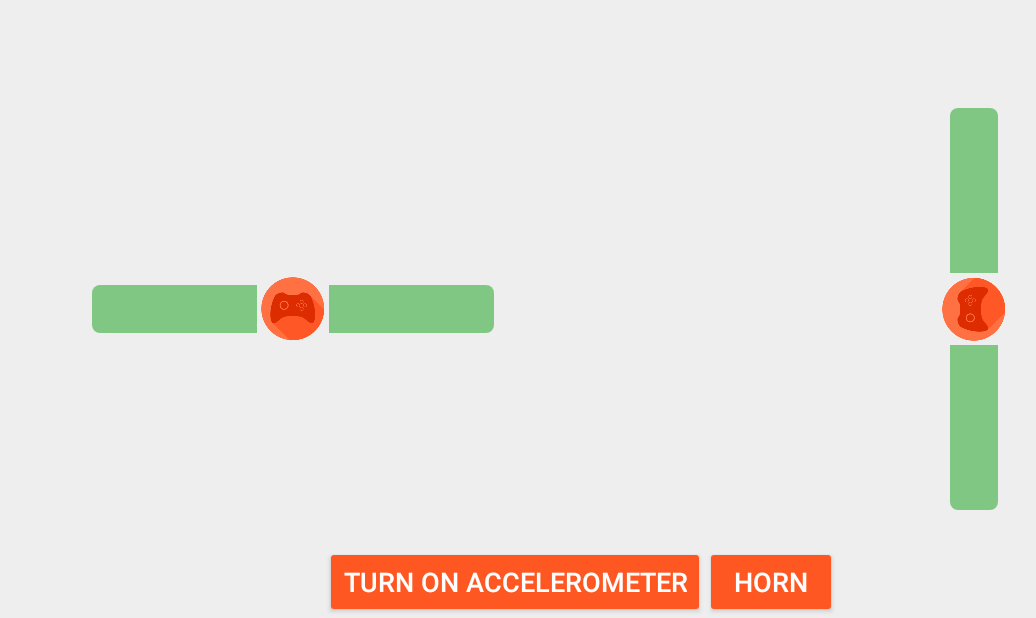
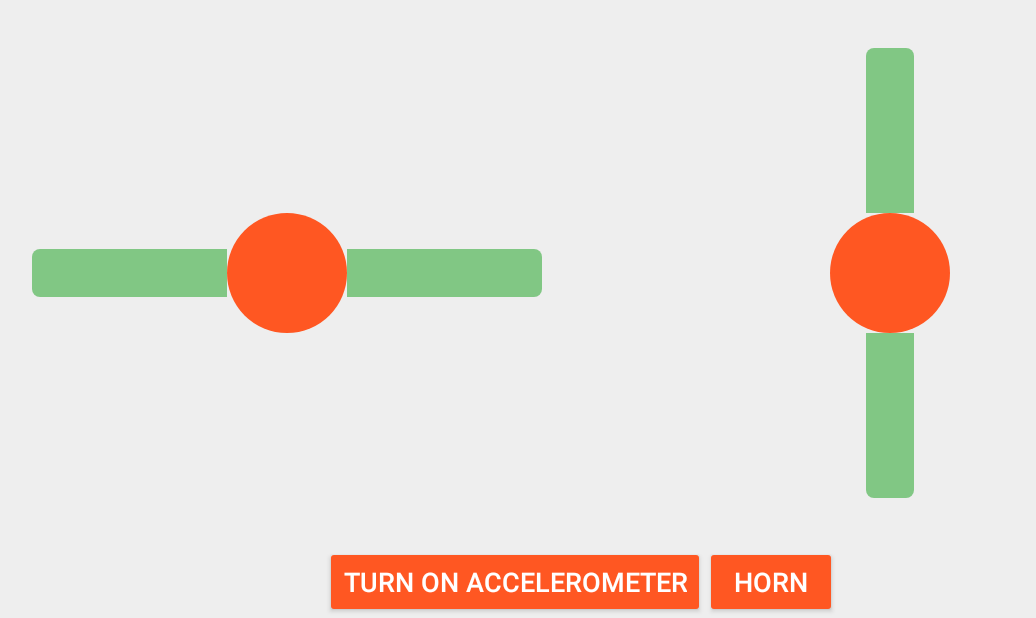
Before and after one commit to gilz688/android_rc-car, an Android app: the ControlsFragment screen opened directly, with no data from a screen before it, on a phone screen of 824 x 412 dp (held sideways). Shown: the whole screen, without its empty margins (37-1073 px from the left). Run offline under Robolectric (Android 15) with nearby library versions, the phone set to English and light mode, and no system bars; 3 statements that could not run were skipped.

Commit message:
minor UI update (changed joystick size and layout) final mcu code

```diff
--- a/RCCarClient/app/src/main/java/ph/edu/msuiit/rccarclient/discovery/DiscoveryBroadcastReceiver.java
+++ b/RCCarClient/app/src/main/java/ph/edu/msuiit/rccarclient/discovery/DiscoveryBroadcastReceiver.java
@@ -15,7 +15,7 @@ public class DiscoveryBroadcastReceiver extends BroadcastReceiver {
     public static final String EXTRA_SERVER_NAME = "serverName";
     public static final String EXTRA_SERVER_ADDRESS = "serverAddress";
     public static final String EXTRA_SERVER_PORT = "serverPort";
-    private static final String TAG = "DiscoveryBroadcastReceiver";
+    private static final String TAG = "DBroadcastReceiver";
     private DiscoveryPresenter mPresenter;
 
     public DiscoveryBroadcastReceiver(DiscoveryPresenter presenter){
--- a/RCCarClient/app/src/main/java/ph/edu/msuiit/rccarclient/discovery/DiscoveryFragment.java
+++ b/RCCarClient/app/src/main/java/ph/edu/msuiit/rccarclient/discovery/DiscoveryFragment.java
@@ -158,8 +158,9 @@ public class DiscoveryFragment extends Fragment implements DiscoveryView, Device
 
     @Override
     public void addDevice(Device device) {
-        if(mAdapter != null)
+        if(mAdapter != null) {
             mAdapter.add(device);
+        }
     }
 
     @Override
--- a/RCCarClient/app/src/main/java/ph/edu/msuiit/rccarclient/tcp/ControlsFragment.java
+++ b/RCCarClient/app/src/main/java/ph/edu/msuiit/rccarclient/tcp/ControlsFragment.java
@@ -1,6 +1,8 @@
 package ph.edu.msuiit.rccarclient.tcp;
 
+import android.content.BroadcastReceiver;
 import android.content.Context;
+import android.content.IntentFilter;
 import android.hardware.Sensor;
 import android.hardware.SensorEvent;
 import android.hardware.SensorEventListener;
@@ -8,6 +10,7 @@ import android.hardware.SensorManager;
 import android.os.Bundle;
 import android.support.annotation.Nullable;
 import android.support.v4.app.Fragment;
+import android.support.v4.content.LocalBroadcastManager;
 import android.view.LayoutInflater;
 import android.view.MotionEvent;
 import android.view.View;
@@ -18,6 +21,8 @@ import android.widget.SeekBar;
 import android.widget.ToggleButton;
 
 import ph.edu.msuiit.rccarclient.R;
+import ph.edu.msuiit.rccarclient.discovery.DiscoveryBroadcastReceiver;
+import ph.edu.msuiit.rccarclient.discovery.DiscoveryService;
 import ph.edu.msuiit.rccarclient.models.ParcelableDevice;
 import ph.edu.msuiit.rccarclient.tcp.proto.ControlsPresenter;
 import ph.edu.msuiit.rccarclient.tcp.proto.ControlsView;
@@ -44,6 +49,8 @@ public class ControlsFragment extends Fragment implements ControlsView, Controls
     private static final int MAXIMUM_ANGLE = 80;
     private static final int MINIMUM_ANGLE = -80;
 
+    // handler for received Intents for the "tcp" event
+    BroadcastReceiver mMessageReceiver;
 
     public static ControlsFragment newInstance(ParcelableDevice device) {
         ControlsFragment fragment = new ControlsFragment();
@@ -69,7 +76,7 @@ public class ControlsFragment extends Fragment implements ControlsView, Controls
     public View onCreateView(LayoutInflater inflater, @Nullable ViewGroup container, @Nullable Bundle savedInstanceState) {
         ViewGroup root = (ViewGroup) inflater.inflate(R.layout.fragment_controls,
                 null);
-
+        mMessageReceiver = new TCPBroadcastReceiver(mPresenter);
         root.setBackgroundColor(getResources().getColor(R.color.background));
 
         verticalSeekBar = (ControlsSeekBar) root.findViewById(R.id.vertical_seek_bar);
@@ -83,7 +90,6 @@ public class ControlsFragment extends Fragment implements ControlsView, Controls
         horizontalSeekBar.setMinValue(MINIMUM_ANGLE);
         horizontalSeekBar.setProgressValue(0);
         horizontalSeekBar.setOnSeekBarChangeListener(this);
-
 
         ToggleButton toggleAccelerometer = (ToggleButton) root.findViewById(R.id.toggle_accelerometer);
         toggleAccelerometer.setOnCheckedChangeListener(new CompoundButton.OnCheckedChangeListener() {
@@ -103,7 +109,7 @@ public class ControlsFragment extends Fragment implements ControlsView, Controls
         btnHorn.setOnTouchListener(new View.OnTouchListener() {
             @Override
             public boolean onTouch(View v, MotionEvent event) {
-                switch(event.getAction()) {
+                switch (event.getAction()) {
                     case MotionEvent.ACTION_DOWN:
                         mPresenter.onHornButtonTouched();
                         return true;
@@ -183,18 +189,32 @@ public class ControlsFragment extends Fragment implements ControlsView, Controls
         return output;
     }
 
-
     @Override
     public void onResume() {
         super.onResume();
+        registerReceivers();
         mPresenter.onStart(device);
     }
 
     @Override
     public void onPause() {
         super.onPause();
+        unRegisterReceivers();
         mPresenter.onEnd();
         disableAccelerometer();
+    }
+
+    public void registerReceivers(){
+        IntentFilter filter = new IntentFilter();
+        filter.addAction(TCPService.ACTION_TCP_CONNECTED);
+        filter.addAction(TCPService.ACTION_TCP_DISCONNECTED);
+        filter.addAction(TCPService.ACTION_TCP_RESPONSE);
+        LocalBroadcastManager.getInstance(getActivity()).registerReceiver(mMessageReceiver,
+                filter);
+    }
+
+    public void unRegisterReceivers() {
+        LocalBroadcastManager.getInstance(getActivity().getApplicationContext()).unregisterReceiver(mMessageReceiver);
     }
 
     @Override
@@ -228,4 +248,9 @@ public class ControlsFragment extends Fragment implements ControlsView, Controls
                 break;
         }
     }
+
+    @Override
+    public void closeView() {
+        getActivity().finish();
+    }
 }
--- a/RCCarClient/app/src/main/java/ph/edu/msuiit/rccarclient/tcp/proto/ControlsPresenter.java
+++ b/RCCarClient/app/src/main/java/ph/edu/msuiit/rccarclient/tcp/proto/ControlsPresenter.java
@@ -1,5 +1,6 @@
 package ph.edu.msuiit.rccarclient.tcp.proto;
 
+import ph.edu.msuiit.rccarclient.common.RCResponse;
 import ph.edu.msuiit.rccarclient.models.Device;
 
 public interface ControlsPresenter {
@@ -11,4 +12,10 @@ public interface ControlsPresenter {
 
     public void onHornButtonTouched();
     public void onHornButtonReleased();
+
+    public void tcpConnected();
+    public void tcpDisconnected();
+
+
+    public void tcpResponseReceived(RCResponse response);
 }
--- a/RCCarClient/app/src/main/java/ph/edu/msuiit/rccarclient/tcp/proto/ControlsView.java
+++ b/RCCarClient/app/src/main/java/ph/edu/msuiit/rccarclient/tcp/proto/ControlsView.java
@@ -1,4 +1,5 @@
 package ph.edu.msuiit.rccarclient.tcp.proto;
 
 public interface ControlsView {
+   public void closeView();
 }
--- /dev/null
+++ b/RCCarClient/app/src/main/res/drawable/progress_thumb.xml
@@ -0,0 +1,12 @@
+<?xml version="1.0" encoding="utf-8"?>
+<shape
+    xmlns:android="http://schemas.android.com/apk/res/android"
+    android:shape="oval">
+
+    <solid
+        android:color="@color/primary"/>
+
+    <size
+        android:width="80dp"
+        android:height="80dp"/>
+</shape>
--- a/RCCarClient/app/src/main/res/layout/fragment_controls.xml
+++ b/RCCarClient/app/src/main/res/layout/fragment_controls.xml
@@ -3,37 +3,73 @@
     android:layout_height="match_parent"
     tools:context="ph.edu.msuiit.rccarclient.tcp.ControlsFragment">
 
+
+    <LinearLayout
+        android:orientation="horizontal"
+        android:layout_width="fill_parent"
+        android:layout_height="fill_parent"
+        android:weightSum="10"
+        android:layout_alignParentTop="false"
+        android:layout_alignParentRight="false"
+        android:layout_alignParentEnd="false"
+        android:layout_alignParentStart="false"
+        android:baselineAligned="false"
+        android:layout_above="@+id/linearLayout2">
+
+        <LinearLayout
+            android:orientation="horizontal"
+            android:layout_width="fill_parent"
+            android:layout_height="match_parent"
+            android:layout_weight="5"
+            android:gravity="center"
+            android:paddingLeft="30dp"
+            android:paddingRight="10dp">
+
             <ph.edu.msuiit.rccarclient.utils.ControlsSeekBar
                 android:id="@+id/horizontal_seek_bar"
-        android:layout_width="300dp"
+                android:layout_width="fill_parent"
                 android:layout_height="wrap_content"
                 android:layout_centerVertical="true"
                 android:layout_alignParentLeft="true"
-        android:layout_marginLeft="70dp"
                 android:progress="0"
                 android:progressDrawable="@drawable/progress"
-        android:thumb="@drawable/ic_launcher"
-        />
+                android:thumb="@drawable/progress_thumb"
+                android:layout_gravity="center_vertical" />
+        </LinearLayout>
+
+        <LinearLayout
+            android:orientation="horizontal"
+            android:layout_width="fill_parent"
+            android:layout_height="match_parent"
+            android:id="@+id/linearLayout"
+            android:layout_weight="5"
+            android:gravity="center_vertical"
+            android:layout_gravity="left"
+            android:padding="20dp">
 
             <ph.edu.msuiit.rccarclient.utils.ControlsSeekBar
                 android:id="@+id/vertical_seek_bar"
-        android:layout_width="300dp"
+                android:layout_width="fill_parent"
                 android:layout_height="wrap_content"
-        android:layout_centerVertical="true"
-        android:layout_alignParentRight="true"
                 android:progress="0"
                 android:progressDrawable="@drawable/progress"
-        android:thumb="@drawable/ic_launcher"
+                android:thumb="@drawable/progress_thumb"
                 android:rotation="270"
-        />
-
+                android:layout_marginLeft="20dp"
+                android:layout_marginRight="20dp"
+                android:layout_gravity="center_vertical" />
+        </LinearLayout>
+    </LinearLayout>
 
     <LinearLayout
         android:orientation="horizontal"
-        android:layout_width="wrap_content"
+        android:layout_width="match_parent"
         android:layout_height="wrap_content"
-        android:layout_centerHorizontal="true"
-        android:layout_alignParentBottom="true">
+        android:gravity="center_horizontal"
+        android:layout_alignParentBottom="true"
+        android:layout_alignParentLeft="true"
+        android:layout_alignParentStart="true"
+        android:id="@+id/linearLayout2">
 
         <ToggleButton
             android:id="@+id/toggle_accelerometer"
@@ -60,4 +96,5 @@
             android:textColor="@android:color/white"
             android:textSize="@dimen/abc_text_size_medium_material" />
     </LinearLayout>
+
 </RelativeLayout>
```
Also changed, not shown: RCCarClient/app/src/main/java/ph/edu/msuiit/rccarclient/adapters/DeviceAdapter.java (+5 -2 lines), RCCarClient/app/src/main/java/ph/edu/msuiit/rccarclient/models/Device.java (+22 -0 lines), RCCarClient/app/src/main/java/ph/edu/msuiit/rccarclient/models/DiscoveryClient.java (+10 -4 lines), RCCarClient/app/src/main/java/ph/edu/msuiit/rccarclient/tcp/ControlsPresenterImpl.java (+14 -0 lines), RCCarClient/app/src/main/java/ph/edu/msuiit/rccarclient/tcp/TCPBroadcastReceiver.java (added, +44 -0 lines), RCCarClient/app/src/main/java/ph/edu/msuiit/rccarclient/tcp/TCPService.java (+9 -0 lines), RCCarClient/app/src/main/res/drawable/vertical_progress.xml (deleted, +0 -17 lines), RCCarClient/app/src/main/res/drawable/button_backward.png (deleted), RCCarClient/app/src/main/res/drawable/button_forward.png (deleted), RCCarClient/app/src/main/res/drawable/button_left.png (deleted), RCCarClient/app/src/main/res/drawable/button_right.png (deleted), 2 other files. Lines whose indentation alone changed are shown as unchanged.
